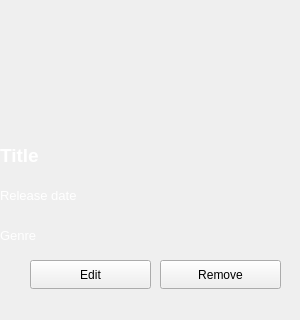
xbinh47/PTI_TungNam_DaiKhang, file ui/crudItem.ui: the form before one commit; both pictures show x 0 to 300 and y 330 to 650 of the 300 by 650 pixel window.
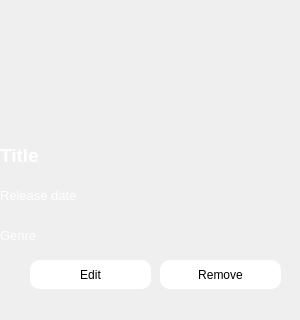
The form after the commit.

What changed in the file:
```diff
--- a/ui/crudItem.ui
+++ b/ui/crudItem.ui
@@ -70,6 +70,11 @@
      <height>29</height>
     </rect>
    </property>
+   <property name="styleSheet">
+    <string notr="true">font: 700 11pt &quot;Segoe UI&quot;;
+border-radius:10px;
+background-color:rgb(255, 255, 255)</string>
+   </property>
    <property name="text">
     <string>Edit</string>
    </property>
@@ -121,6 +126,11 @@
      <height>29</height>
     </rect>
    </property>
+   <property name="styleSheet">
+    <string notr="true">font: 700 11pt &quot;Segoe UI&quot;;
+border-radius:10px;
+background-color:rgb(255, 255, 255)</string>
+   </property>
    <property name="text">
     <string>Remove</string>
    </property>
```
